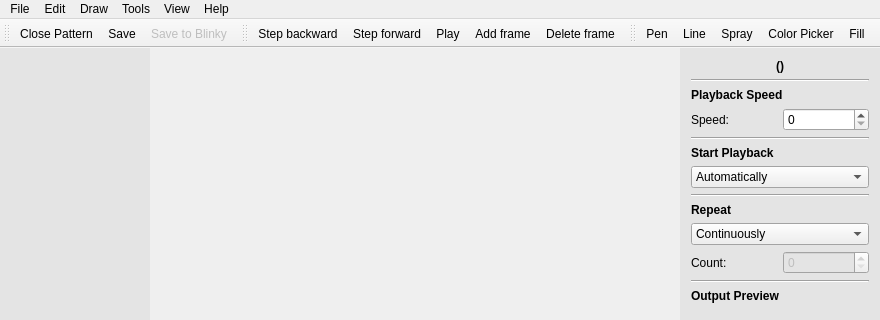
This is PatternPaint/mainwindow.ui in Blinkinlabs/PatternPaint as Qt 5 draws it before an edit; both pictures show x 0 to 880 and y 0 to 320 of the 880 by 532 pixel window. The edited form follows.
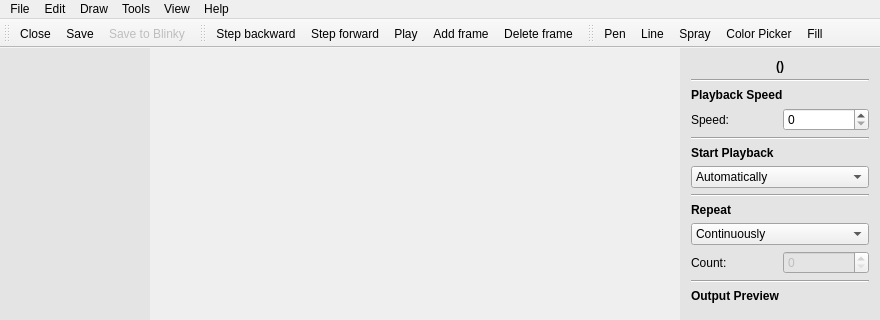
This is the edited form. Icons and pictures are not drawn. Custom widgets are drawn as their Qt base class.

Commit message: Add 'save all' and 'close all' menu commands

Diff of the .ui file:
```diff
--- a/PatternPaint/mainwindow.ui
+++ b/PatternPaint/mainwindow.ui
@@ -1033,7 +1033,7 @@
      <normaloff>:/icons/images/icons/Minus-100.png</normaloff>:/icons/images/icons/Minus-100.png</iconset>
    </property>
    <property name="text">
-    <string>Close Pattern</string>
+    <string>Close</string>
    </property>
    <property name="iconVisibleInMenu">
     <bool>false</bool>
```
Left out of the diff: 13 changed lines with no effect on the pictures. The commit also changes 4 other files.
